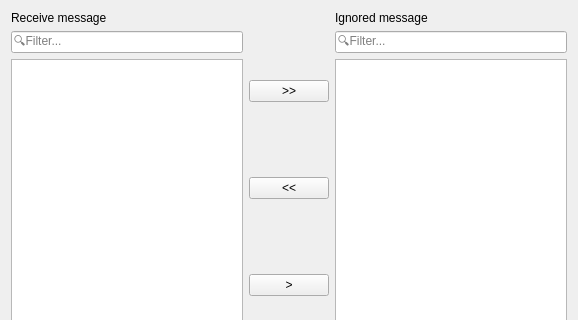
Above: src/MessageIgnore.ui from Marskey/WhiteBox before the change; both pictures show x 0 to 578 and y 0 to 320 of the 578 by 513 pixel window. Below: the same form after it.
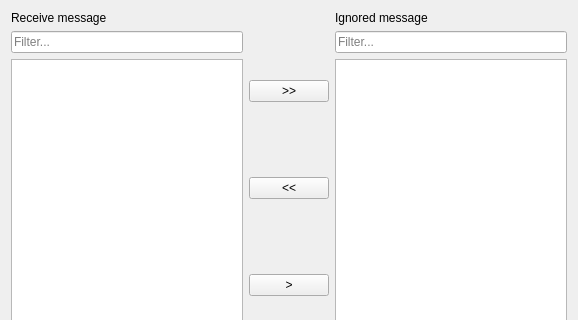
That is the form after the change. Custom widgets are drawn as their Qt base class.

Diff of the .ui file:
```diff
--- a/src/MessageIgnore.ui
+++ b/src/MessageIgnore.ui
@@ -35,7 +35,7 @@
             </font>
            </property>
            <property name="placeholderText">
-            <string>🔍Filter...</string>
+            <string>Filter...</string>
            </property>
            <property name="clearButtonEnabled">
             <bool>true</bool>
@@ -103,7 +103,7 @@
             </font>
            </property>
            <property name="placeholderText">
-            <string>🔍Filter...</string>
+            <string>Filter...</string>
            </property>
            <property name="clearButtonEnabled">
             <bool>true</bool>
```
